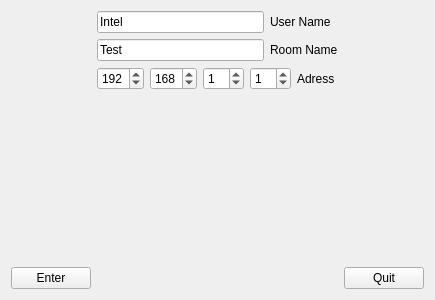
SignToSpeech-Project/SignToSpeech-QT, file Sign2SpeechPrototype/normaldialog.ui: the form before one commit.
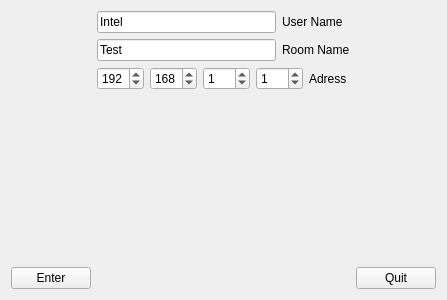
The form after the commit.

Commit message: fix IP address ranging from 0 to 255

```diff
--- a/Sign2SpeechPrototype/normaldialog.ui
+++ b/Sign2SpeechPrototype/normaldialog.ui
@@ -6,7 +6,7 @@
    <rect>
     <x>0</x>
     <y>0</y>
-    <width>400</width>
+    <width>402</width>
     <height>300</height>
    </rect>
   </property>
@@ -97,6 +97,9 @@
      </item>
      <item>
       <widget class="QSpinBox" name="spinBox_3">
+       <property name="maximum">
+        <number>255</number>
+       </property>
        <property name="value">
         <number>1</number>
        </property>
@@ -104,6 +107,9 @@
      </item>
      <item>
       <widget class="QSpinBox" name="spinBox_4">
+       <property name="maximum">
+        <number>255</number>
+       </property>
        <property name="value">
         <number>1</number>
        </property>
```
Left out of the diff: 4 changed lines with no effect on the pictures. The commit also changes 2 other files.
